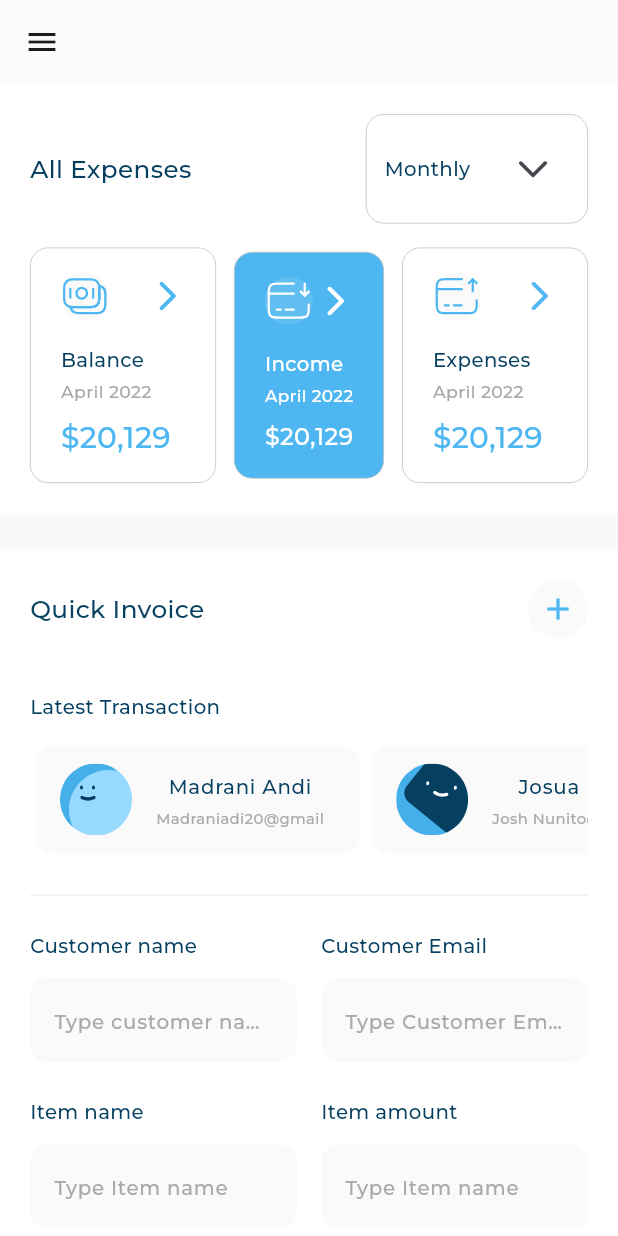
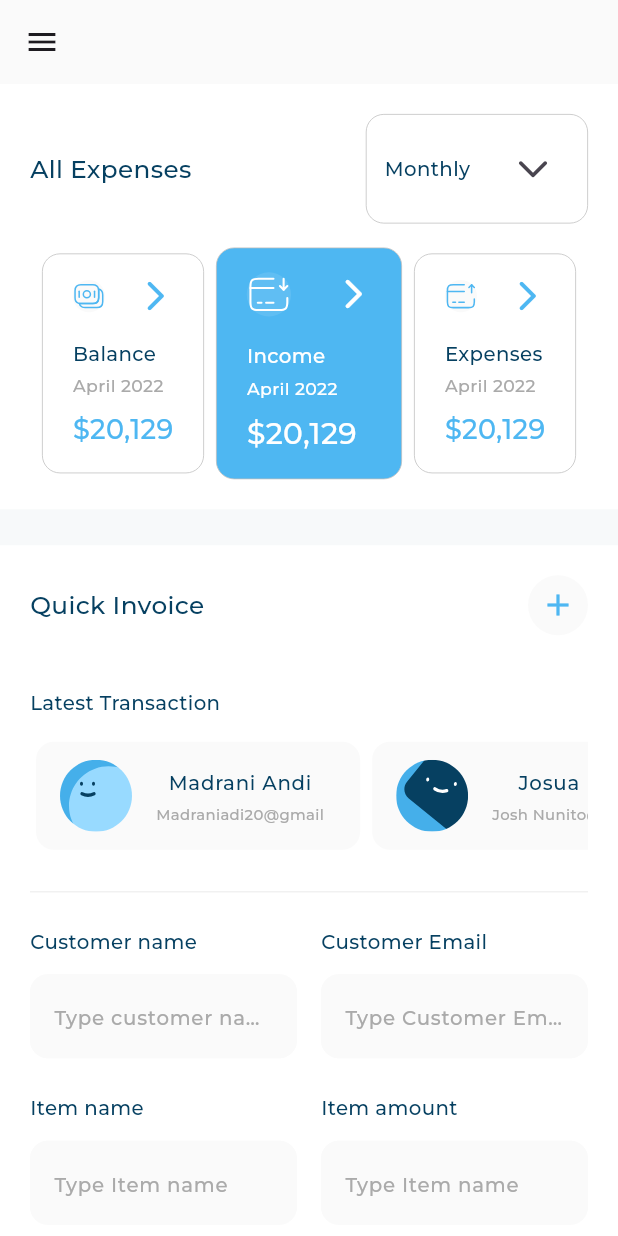
Before and after one commit to osama-sherif/responsive_dashboard, a Flutter app: the screen it shows after launch, after a tap on "Income", on a phone screen of 412 x 824 dp. Run offline on Flutter 3.47's test engine with Material 3 defaults, Android fonts, the phone set to English and light mode, and no system bars; our stand-ins replace device_preview, expandable_page_view, fl_chart, flutter_svg; project files that could hold a hidden picture were left out.

Commit message:
responsive tablet and mobile layout done

```diff
--- a/lib/main.dart
+++ b/lib/main.dart
@@ -1,10 +1,16 @@
 import 'dart:ui';
 
 import 'package:adaptive_dashboard/views/dashboard_view.dart';
+import 'package:device_preview/device_preview.dart';
 import 'package:flutter/material.dart';
 
 void main() {
-  runApp(const ResponsiveDashboard());
+  runApp(
+    DevicePreview(
+      enabled: true,
+      builder: (context) => const ResponsiveDashboard(),
+    ),
+  );
 }
 
 class ResponsiveDashboard extends StatelessWidget {
@@ -14,6 +20,8 @@ class ResponsiveDashboard extends StatelessWidget {
   @override
   Widget build(BuildContext context) {
     return MaterialApp(
+      locale: DevicePreview.locale(context),
+      builder: DevicePreview.appBuilder,
       debugShowCheckedModeBanner: false,
       scrollBehavior: ScrollConfiguration.of(context).copyWith(
         dragDevices: {PointerDeviceKind.touch, PointerDeviceKind.mouse},
--- a/lib/utils/app_styles.dart
+++ b/lib/utils/app_styles.dart
@@ -110,6 +110,6 @@ double getScaleFactor(BuildContext context) {
   } else if (width < SizeConfig.desktop) {
     return width / 1000;
   } else {
-    return width / 1350;
+    return width / 1950;
   }
 }
--- a/lib/views/widgets/active_and_inactive_item.dart
+++ b/lib/views/widgets/active_and_inactive_item.dart
@@ -12,7 +12,10 @@ class InActiveDrawerItem extends StatelessWidget {
   Widget build(BuildContext context) {
     return ListTile(
       leading: SvgPicture.asset(itemModel.image),
-      title: Text(itemModel.title, style: AppStyles.styleRegular16(context)),
+      title: FittedBox(
+        fit: BoxFit.scaleDown,
+        child: Text(itemModel.title, style: AppStyles.styleRegular16(context)),
+      ),
     );
   }
 }
@@ -26,7 +29,10 @@ class ActiveDrawerItem extends StatelessWidget {
   Widget build(BuildContext context) {
     return ListTile(
       leading: SvgPicture.asset(itemModel.image),
-      title: Text(itemModel.title, style: AppStyles.styleBold16(context)),
+      title: FittedBox(
+        fit: BoxFit.scaleDown,
+        child: Text(itemModel.title, style: AppStyles.styleBold16(context)),
+      ),
       trailing: Container(width: 3.27, color: Color(0xFF4EB7F2)),
     );
   }
--- a/lib/views/widgets/all_expenses_item_header.dart
+++ b/lib/views/widgets/all_expenses_item_header.dart
@@ -16,7 +16,12 @@ class AllExpensesItemHeader extends StatelessWidget {
   Widget build(BuildContext context) {
     return Row(
       children: [
-        Container(
+        Flexible(
+          child: ConstrainedBox(
+            constraints: BoxConstraints(maxWidth: 60),
+            child: AspectRatio(
+              aspectRatio: 1,
+              child: Container(
                 decoration: ShapeDecoration(
                   shape: OvalBorder(),
                   color: backgroundColor ?? const Color(0xFFFAFAFA),
@@ -31,6 +36,9 @@ class AllExpensesItemHeader extends StatelessWidget {
                   ),
                 ),
               ),
+            ),
+          ),
+        ),
         Expanded(child: SizedBox()),
         Icon(Icons.arrow_forward_ios_rounded, color: imageColor),
       ],
--- a/lib/views/widgets/all_expenses_items_row.dart
+++ b/lib/views/widgets/all_expenses_items_row.dart
@@ -51,7 +51,7 @@ class _AllExpensesItemsRowState extends State<AllExpensesItemsRow> {
             },
             child: Padding(
               padding: EdgeInsetsGeometry.symmetric(
-                horizontal: index == 1 ? 12 : 0,
+                horizontal: itemIndex == index ? 0 : 8,
               ),
               child: AllExpensesItem(
                 allExpensesItem: item,
--- a/lib/views/widgets/income_section_body.dart
+++ b/lib/views/widgets/income_section_body.dart
@@ -11,7 +11,12 @@ class IncomeSectionBody extends StatelessWidget {
   Widget build(BuildContext context) {
     double width = MediaQuery.sizeOf(context).width;
     return width > SizeConfig.desktop && width < 1750
-        ? DetailedIncomeChart()
+        ? ConstrainedBox(
+            constraints: BoxConstraints(
+              maxWidth: MediaQuery.sizeOf(context).width * 2 / 5 - 200,
+            ),
+            child: DetailedIncomeChart(),
+          )
         : Row(
             crossAxisAlignment: CrossAxisAlignment.center,
             children: [
--- a/pubspec.yaml
+++ b/pubspec.yaml
@@ -29,6 +29,7 @@ environment:
 # versions available, run `flutter pub outdated`.
 dependencies:
   cupertino_icons: ^1.0.8
+  device_preview: ^1.3.1
   expandable_page_view: ^1.0.17
   fl_chart: ^1.0.0
   flutter:
```
Also changed, not shown: pubspec.lock, 1 other file. Lines whose indentation alone changed are shown as unchanged.
